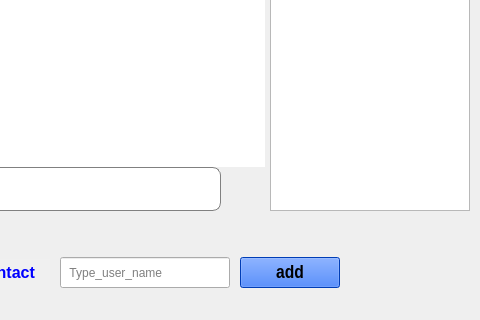
First picture: the form in jamin-gram/chat.ui, repository raminLgh/jamin-gram, before the edit; both pictures show x 220 to 700 and y 280 to 600 of the 700 by 600 pixel window.
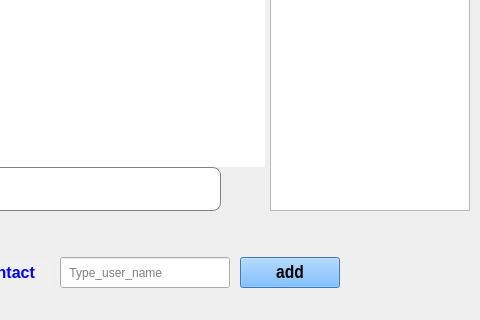
Second picture: the form after the edit. Icons and pictures are not drawn.

```diff
--- a/jamin-gram/chat.ui
+++ b/jamin-gram/chat.ui
@@ -258,7 +258,7 @@
     </property>
     <property name="styleSheet">
      <string notr="true">QPushButton{
-background-color: rgb(0, 85, 255);
+	background-color: rgb(85, 170, 255);
 font-size:14pt;
 }</string>
     </property>
```
Left out of the diff: 4 changed lines with no effect on the pictures.
